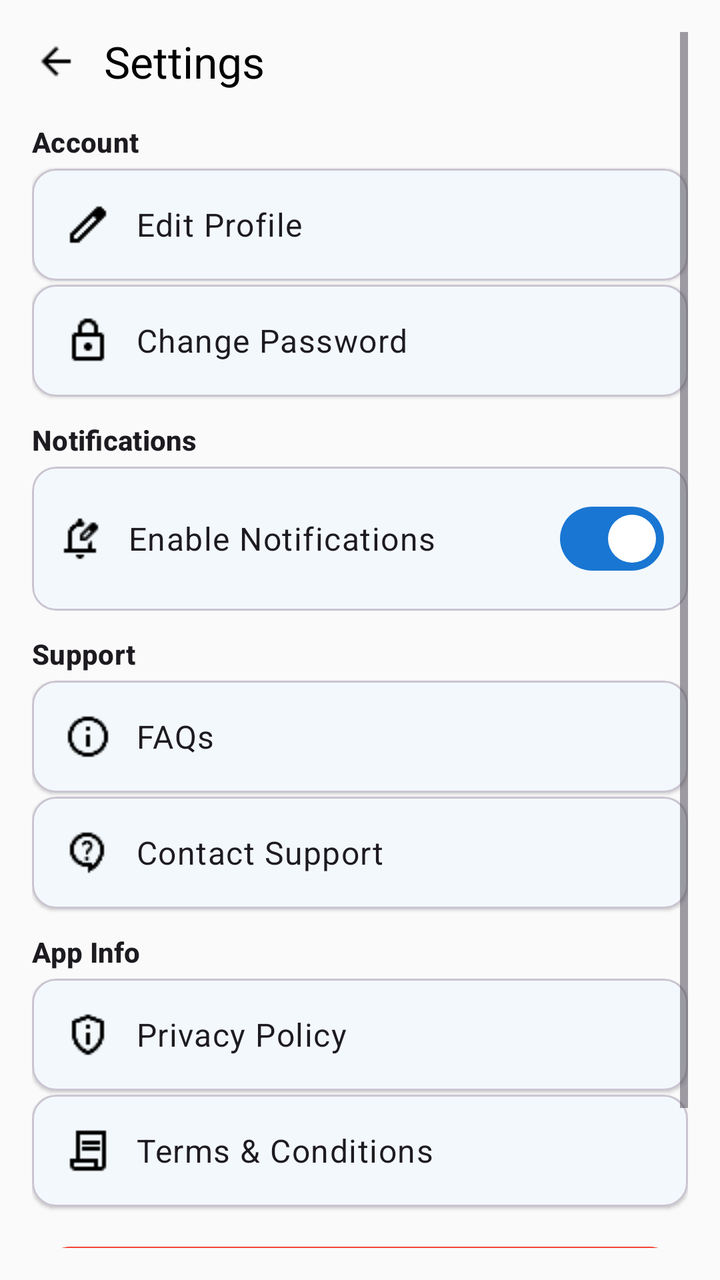
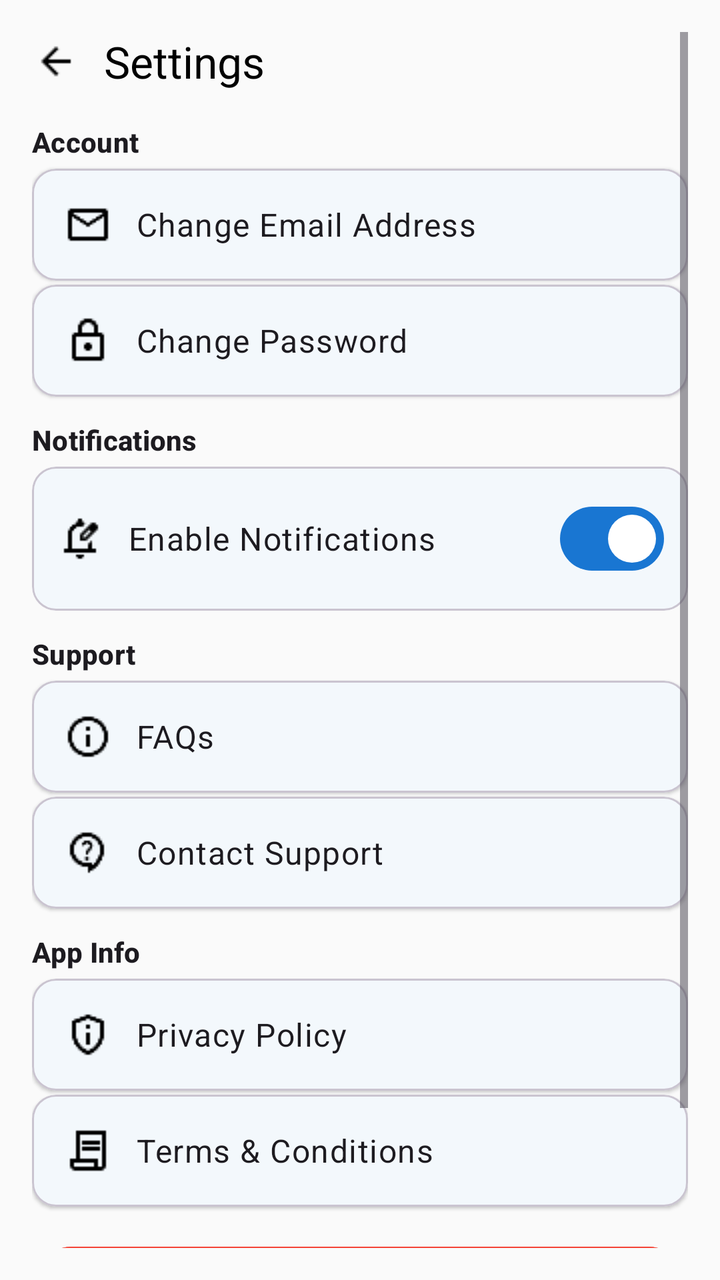

The first picture is an Android layout as it rendered before a commit; the second is the same layout after the commit. The layout source and the unified diff follow.
<!-- AndroidManifest.xml: application theme Theme.GiveEase -->
<!-- res/layout/fragment_donor_settings.xml -->
<?xml version="1.0" encoding="utf-8"?>
<ScrollView xmlns:android="http://schemas.android.com/apk/res/android"
    xmlns:app="http://schemas.android.com/apk/res-auto"
    android:id="@+id/scrollViewSettings"
    android:layout_width="match_parent"
    android:layout_height="match_parent"
    android:padding="16dp">

    <LinearLayout
        android:layout_width="match_parent"
        android:layout_height="wrap_content"
        android:orientation="vertical"
        android:spacing="12dp">

        <LinearLayout
            android:layout_width="match_parent"
            android:layout_height="wrap_content"
            android:orientation="horizontal"
            android:gravity="center_vertical"
            android:layout_marginBottom="8dp">

            <ImageView
                android:id="@+id/btnBack"
                android:layout_width="24dp"
                android:layout_height="24dp"
                android:src="@drawable/ic_back"
                android:contentDescription="Back"
                android:clickable="true"
                android:focusable="true"
                android:padding="1dp" />

            <TextView
                android:id="@+id/tvSettingsTitle"
                android:layout_width="wrap_content"
                android:layout_height="wrap_content"
                android:layout_marginStart="12dp"
                android:text="Settings"
                android:textAppearance="@style/TextAppearance.Material3.TitleLarge"
                android:textColor="@color/black" />
        </LinearLayout>

        
        <TextView
            android:layout_width="wrap_content"
            android:layout_height="wrap_content"
            android:text="Account"
            android:textAppearance="@style/TextAppearance.Material3.TitleSmall"
            android:paddingTop="8dp"
            android:textStyle="bold"
            android:paddingBottom="4dp" />

        <com.google.android.material.card.MaterialCardView
            android:layout_width="match_parent"
            android:layout_height="wrap_content"
            app:cardElevation="1dp"
            app:cardCornerRadius="12dp"
            android:clickable="true"
            android:focusable="true"
            android:id="@+id/cardEditProfile">

            <LinearLayout
                android:layout_width="match_parent"
                android:layout_height="wrap_content"
                android:orientation="horizontal"
                android:padding="16dp"
                android:gravity="center_vertical">

                <ImageView
                    android:layout_width="24dp"
                    android:layout_height="24dp"
                    android:src="@drawable/ic_edit" />

                <TextView
                    android:layout_width="wrap_content"
                    android:layout_height="wrap_content"
                    android:layout_marginStart="12dp"
                    android:text="Edit Profile"
                    android:textAppearance="@style/TextAppearance.Material3.BodyLarge" />
            </LinearLayout>
        </com.google.android.material.card.MaterialCardView>

        <com.google.android.material.card.MaterialCardView
            android:layout_width="match_parent"
            android:layout_height="wrap_content"
            app:cardElevation="1dp"
            app:cardCornerRadius="12dp"
            android:id="@+id/cardChangePassword"
            android:clickable="true"
            android:layout_marginTop="2dp"
            android:focusable="true">

            <LinearLayout
                android:layout_width="match_parent"
                android:layout_height="wrap_content"
                android:orientation="horizontal"
                android:padding="16dp"
                android:gravity="center_vertical">

                <ImageView
                    android:layout_width="24dp"
                    android:layout_height="24dp"
                    android:src="@drawable/ic_lock" />

                <TextView
                    android:layout_width="wrap_content"
                    android:layout_height="wrap_content"
                    android:layout_marginStart="12dp"
                    android:text="Change Password"
                    android:textAppearance="@style/TextAppearance.Material3.BodyLarge" />
            </LinearLayout>
        </com.google.android.material.card.MaterialCardView>

        
        <TextView
            android:layout_width="wrap_content"
            android:layout_height="wrap_content"
            android:text="Notifications"
            android:textAppearance="@style/TextAppearance.Material3.TitleSmall"
            android:paddingTop="12dp"
            android:textStyle="bold"
            android:paddingBottom="4dp" />

        <com.google.android.material.card.MaterialCardView
            android:layout_width="match_parent"
            android:layout_height="wrap_content"
            app:cardElevation="1dp"
            app:cardCornerRadius="12dp">

            <LinearLayout
                android:layout_width="match_parent"
                android:layout_height="wrap_content"
                android:orientation="horizontal"
                android:padding="12dp"
                android:gravity="center_vertical">

                <ImageView
                    android:layout_width="24dp"
                    android:layout_height="24dp"
                    android:src="@drawable/ic_notification" />

                <TextView
                    android:layout_width="0dp"
                    android:layout_height="wrap_content"
                    android:layout_marginStart="12dp"
                    android:layout_weight="1"
                    android:text="Enable Notifications"
                    android:textAppearance="@style/TextAppearance.Material3.BodyLarge" />

                <com.google.android.material.materialswitch.MaterialSwitch
                    android:id="@+id/switchNotifications"
                    android:layout_width="wrap_content"
                    android:layout_height="wrap_content"
                    android:checked="true" />
            </LinearLayout>
        </com.google.android.material.card.MaterialCardView>

        
        <TextView
            android:layout_width="wrap_content"
            android:layout_height="wrap_content"
            android:text="Support"
            android:textAppearance="@style/TextAppearance.Material3.TitleSmall"
            android:paddingTop="12dp"
            android:textStyle="bold"
            android:paddingBottom="4dp" />

        <com.google.android.material.card.MaterialCardView
            android:layout_width="match_parent"
            android:layout_height="wrap_content"
            android:id="@+id/cardFaq"
            app:cardElevation="1dp"
            app:cardCornerRadius="12dp"
            android:clickable="true"
            android:focusable="true">

            <LinearLayout
                android:layout_width="match_parent"
                android:layout_height="wrap_content"
                android:orientation="horizontal"
                android:padding="16dp"
                android:gravity="center_vertical">

                <ImageView
                    android:layout_width="24dp"
                    android:layout_height="24dp"
                    android:src="@drawable/ic_faq" />

                <TextView
                    android:layout_width="wrap_content"
                    android:layout_height="wrap_content"
                    android:layout_marginStart="12dp"
                    android:text="FAQs"
                    android:textAppearance="@style/TextAppearance.Material3.BodyLarge" />
            </LinearLayout>
        </com.google.android.material.card.MaterialCardView>

        <com.google.android.material.card.MaterialCardView
            android:layout_width="match_parent"
            android:layout_height="wrap_content"
            android:id="@+id/cardSupport"
            app:cardElevation="1dp"
            app:cardCornerRadius="12dp"
            android:layout_marginTop="2dp"
            android:clickable="true"
            android:focusable="true">

            <LinearLayout
                android:layout_width="match_parent"
                android:layout_height="wrap_content"
                android:orientation="horizontal"
                android:padding="16dp"
                android:gravity="center_vertical">

                <ImageView
                    android:layout_width="24dp"
                    android:layout_height="24dp"
                    android:src="@drawable/ic_support" />

                <TextView
                    android:layout_width="wrap_content"
                    android:layout_height="wrap_content"
                    android:layout_marginStart="12dp"
                    android:text="Contact Support"
                    android:textAppearance="@style/TextAppearance.Material3.BodyLarge" />
            </LinearLayout>
        </com.google.android.material.card.MaterialCardView>

        
        <TextView
            android:layout_width="wrap_content"
            android:layout_height="wrap_content"
            android:text="App Info"
            android:textAppearance="@style/TextAppearance.Material3.TitleSmall"
            android:paddingTop="12dp"
            android:textStyle="bold"
            android:paddingBottom="4dp" />

        <com.google.android.material.card.MaterialCardView
            android:layout_width="match_parent"
            android:layout_height="wrap_content"
            android:id="@+id/cardPrivacy"
            app:cardElevation="1dp"
            app:cardCornerRadius="12dp"
            android:clickable="true"
            android:focusable="true">

            <LinearLayout
                android:layout_width="match_parent"
                android:layout_height="wrap_content"
                android:orientation="horizontal"
                android:padding="16dp"
                android:gravity="center_vertical">

                <ImageView
                    android:layout_width="24dp"
                    android:layout_height="24dp"
                    android:src="@drawable/ic_privacy" />

                <TextView
                    android:layout_width="wrap_content"
                    android:layout_height="wrap_content"
                    android:layout_marginStart="12dp"
                    android:text="Privacy Policy"
                    android:textAppearance="@style/TextAppearance.Material3.BodyLarge" />
            </LinearLayout>
        </com.google.android.material.card.MaterialCardView>

        <com.google.android.material.card.MaterialCardView
            android:layout_width="match_parent"
            android:layout_height="wrap_content"
            android:id="@+id/cardTerms"
            app:cardElevation="1dp"
            app:cardCornerRadius="12dp"
            android:layout_marginTop="2dp"
            android:clickable="true"
            android:focusable="true">

            <LinearLayout
                android:layout_width="match_parent"
                android:layout_height="wrap_content"
                android:orientation="horizontal"
                android:padding="16dp"
                android:gravity="center_vertical">

                <ImageView
                    android:layout_width="24dp"
                    android:layout_height="24dp"
                    android:src="@drawable/ic_term" />

                <TextView
                    android:layout_width="wrap_content"
                    android:layout_height="wrap_content"
                    android:layout_marginStart="12dp"
                    android:text="Terms &amp; Conditions"
                    android:textAppearance="@style/TextAppearance.Material3.BodyLarge" />
            </LinearLayout>
        </com.google.android.material.card.MaterialCardView>

        
        <Button
            android:id="@+id/btnLogout"
            android:layout_width="match_parent"
            android:layout_height="wrap_content"
            android:text="Logout"
            android:layout_marginTop="16dp"
            style="@style/Widget.Material3.Button"
            android:backgroundTint="@color/error" />

        <com.google.android.material.button.MaterialButton
            android:id="@+id/btnDeleteAccount"
            android:layout_width="match_parent"
            android:layout_height="wrap_content"
            android:text="Delete Account"
            android:textColor="@color/error"
            android:layout_marginTop="8dp"
            app:strokeColor="@color/error"
            app:strokeWidth="1dp"
            android:backgroundTint="@android:color/transparent" />
    </LinearLayout>
</ScrollView>
<!-- resources referenced by this layout -->
<resources>
  <color name="black">#FF000000</color>
  <color name="error">#F44336</color>
  <!-- drawable ic_back: png bitmap (drawable, 216 bytes) -->
  <!-- drawable ic_edit: png bitmap (drawable, 262 bytes) -->
  <!-- drawable ic_faq: png bitmap (drawable, 415 bytes) -->
  <!-- drawable ic_lock: png bitmap (drawable, 280 bytes) -->
  <!-- drawable ic_notification: png bitmap (drawable, 363 bytes) -->
  <!-- drawable ic_privacy: png bitmap (drawable, 385 bytes) -->
  <!-- drawable ic_support: png bitmap (drawable, 507 bytes) -->
  <!-- drawable ic_term: png bitmap (drawable, 204 bytes) -->
  <style name="Theme.GiveEase" parent="Theme.Material3.Light.NoActionBar">
          
          <item name="colorPrimary">@color/primary_blue</item>
          <item name="colorOnPrimary">@color/white</item>
          <item name="colorSecondary">@color/teal_200</item>
          <item name="colorOnSecondary">@color/black</item>
  
          
          <item name="android:windowBackground">@color/background</item>
          <item name="colorSurface">@color/surface</item>
          <item name="colorOnSurface">@color/onSurface</item>
          <item name="colorOnBackground">@color/onBackground</item>
  
          
          <item name="android:statusBarColor" tools:targetApi="l">?attr/colorPrimary</item>
  
      </style>
  <color name="primary_blue">#1976D2</color>
  <color name="white">#FFFFFFFF</color>
  <color name="teal_200">#FF03DAC5</color>
  <color name="background">#FAFAFA</color>
  <color name="surface">#FFFFFF</color>
  <color name="onSurface">#212121</color>
  <color name="onBackground">#212121</color>
</resources>

<!-- the commit's change to res/layout/fragment_donor_settings.xml (unified diff, before → after) -->
@@ -68,13 +68,13 @@
                 <ImageView
                     android:layout_width="24dp"
                     android:layout_height="24dp"
-                    android:src="@drawable/ic_edit" />
-
-                <TextView
-                    android:layout_width="wrap_content"
-                    android:layout_height="wrap_content"
-                    android:layout_marginStart="12dp"
-                    android:text="Edit Profile"
+                    android:src="@drawable/ic_email" />
+
+                <TextView
+                    android:layout_width="wrap_content"
+                    android:layout_height="wrap_content"
+                    android:layout_marginStart="12dp"
+                    android:text="Change Email Address"
                     android:textAppearance="@style/TextAppearance.Material3.BodyLarge" />
             </LinearLayout>
         </com.google.android.material.card.MaterialCardView>
<!-- resource entries referenced after the edit -->
@@ -3,7 +3,7 @@
   <color name="black">#FF000000</color>
   <color name="error">#F44336</color>
   <!-- drawable ic_back: png bitmap (drawable, 216 bytes) -->
-  <!-- drawable ic_edit: png bitmap (drawable, 262 bytes) -->
+  <!-- drawable ic_email: png bitmap (drawable, 300 bytes) -->
   <!-- drawable ic_faq: png bitmap (drawable, 415 bytes) -->
   <!-- drawable ic_lock: png bitmap (drawable, 280 bytes) -->
   <!-- drawable ic_notification: png bitmap (drawable, 363 bytes) -->
